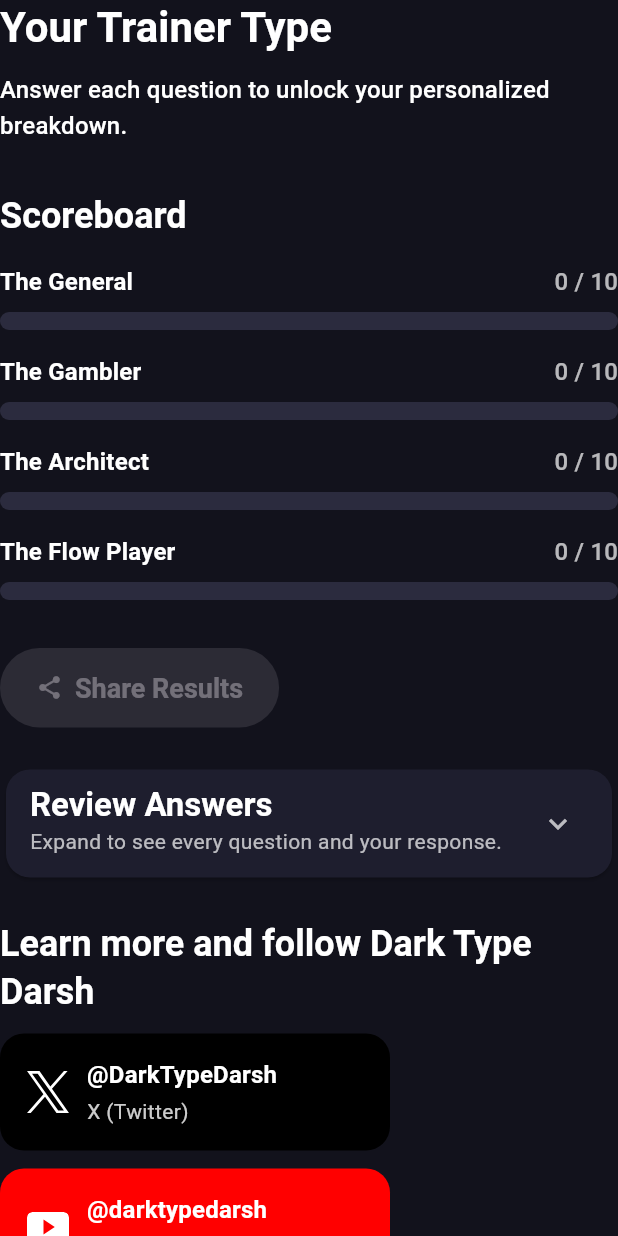
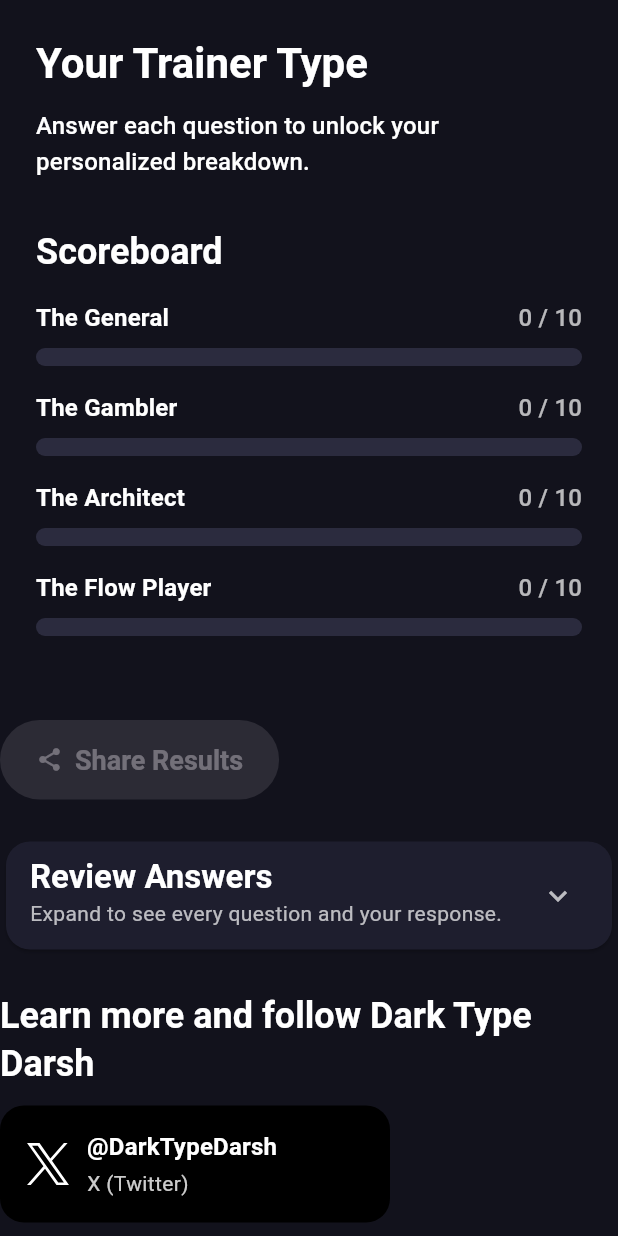
Before and after one commit to GunkQing-dev/trainer_quiz, a Flutter app: the ResultSection widget shown alone on an empty page, opened directly, on a phone screen of 412 x 824 dp. Run offline on Flutter 3.47's test engine with Material 3 defaults, Android fonts, the phone set to English and light mode, and no system bars; our stand-ins replace flutter_bloc, flutter_svg, freezed_annotation, share_plus; missing offline and left inert: dart:html.

Commit message:
Update result_section.dart

```diff
--- a/lib/widgets/result_section.dart
+++ b/lib/widgets/result_section.dart
@@ -56,6 +56,9 @@ class _ResultSectionState extends State<ResultSection> {
 
     final shareableContent = RepaintBoundary(
       key: _shareKey,
+      child: Container(
+        color: theme.scaffoldBackgroundColor,
+        padding: const EdgeInsets.all(24),
         child: Column(
           crossAxisAlignment: CrossAxisAlignment.start,
           children: [
@@ -141,6 +144,7 @@ class _ResultSectionState extends State<ResultSection> {
             ),
           ],
         ),
+      ),
     );
 
     return SingleChildScrollView(
```
Lines whose indentation alone changed are shown as unchanged.
